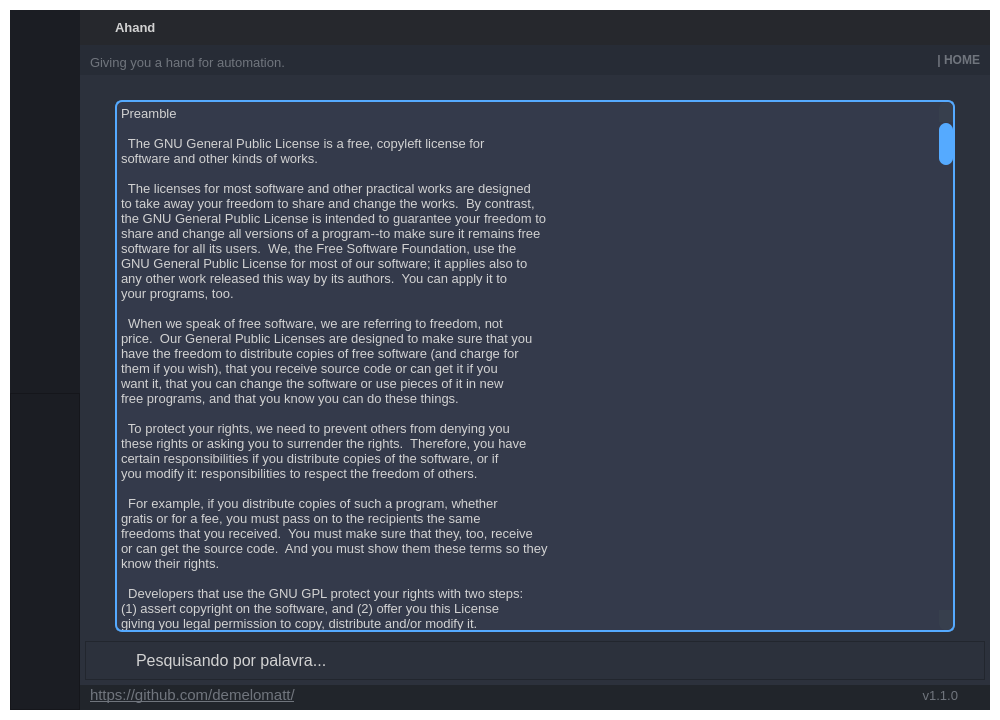
Above: GUI_BASE.ui from demelomatt/Ahand before the change. Below: the same form after it.
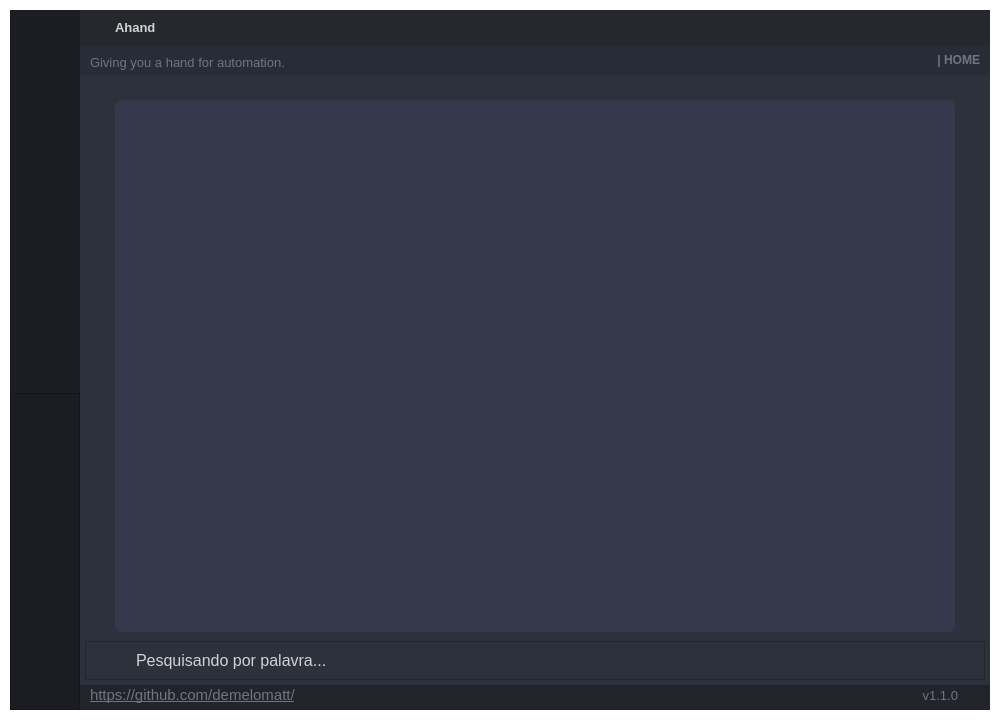
That is the form after the change. The open tabs and pages were chosen to show the change. Icons and pictures are not drawn.

```diff
--- a/GUI_BASE.ui
+++ b/GUI_BASE.ui
@@ -5562,634 +5562,10 @@
                      <number>30</number>
                     </property>
                     <item>
-                     <widget class="QPlainTextEdit" name="plainTextEdit_help">
-                      <property name="font">
-                       <font>
-                        <family>Segoe UI</family>
-                        <pointsize>10</pointsize>
-                       </font>
-                      </property>
+                     <widget class="QTextBrowser" name="textBrowser">
                       <property name="styleSheet">
-                       <string notr="true">QPlainTextEdit{
-	background-color:#343A4B;
-	border-radius: 7px;
-	border: 2px solid rgb(85, 170, 255);
-}
-</string>
-                      </property>
-                      <property name="plainText">
-                       <string>Preamble
-
-  The GNU General Public License is a free, copyleft license for
-software and other kinds of works.
-
-  The licenses for most software and other practical works are designed
-to take away your freedom to share and change the works.  By contrast,
-the GNU General Public License is intended to guarantee your freedom to
-share and change all versions of a program--to make sure it remains free
-software for all its users.  We, the Free Software Foundation, use the
-GNU General Public License for most of our software; it applies also to
-any other work released this way by its authors.  You can apply it to
-your programs, too.
-
-  When we speak of free software, we are referring to freedom, not
-price.  Our General Public Licenses are designed to make sure that you
-have the freedom to distribute copies of free software (and charge for
-them if you wish), that you receive source code or can get it if you
-want it, that you can change the software or use pieces of it in new
-free programs, and that you know you can do these things.
-
-  To protect your rights, we need to prevent others from denying you
-these rights or asking you to surrender the rights.  Therefore, you have
-certain responsibilities if you distribute copies of the software, or if
-you modify it: responsibilities to respect the freedom of others.
-
-  For example, if you distribute copies of such a program, whether
-gratis or for a fee, you must pass on to the recipients the same
-freedoms that you received.  You must make sure that they, too, receive
-or can get the source code.  And you must show them these terms so they
-know their rights.
-
-  Developers that use the GNU GPL protect your rights with two steps:
-(1) assert copyright on the software, and (2) offer you this License
-giving you legal permission to copy, distribute and/or modify it.
-
-  For the developers' and authors' protection, the GPL clearly explains
-that there is no warranty for this free software.  For both users' and
-authors' sake, the GPL requires that modified versions be marked as
-changed, so that their problems will not be attributed erroneously to
-authors of previous versions.
-
-  Some devices are designed to deny users access to install or run
-modified versions of the software inside them, although the manufacturer
-can do so.  This is fundamentally incompatible with the aim of
-protecting users' freedom to change the software.  The systematic
-pattern of such abuse occurs in the area of products for individuals to
-use, which is precisely where it is most unacceptable.  Therefore, we
-have designed this version of the GPL to prohibit the practice for those
-products.  If such problems arise substantially in other domains, we
-stand ready to extend this provision to those domains in future versions
-of the GPL, as needed to protect the freedom of users.
-
-  Finally, every program is threatened constantly by software patents.
-States should not allow patents to restrict development and use of
-software on general-purpose computers, but in those that do, we wish to
-avoid the special danger that patents applied to a free program could
-make it effectively proprietary.  To prevent this, the GPL assures that
-patents cannot be used to render the program non-free.
-
-  The precise terms and conditions for copying, distribution and
-modification follow.
-
-                       TERMS AND CONDITIONS
-
-  0. Definitions.
-
-  &quot;This License&quot; refers to version 3 of the GNU General Public License.
-
-  &quot;Copyright&quot; also means copyright-like laws that apply to other kinds of
-works, such as semiconductor masks.
-
-  &quot;The Program&quot; refers to any copyrightable work licensed under this
-License.  Each licensee is addressed as &quot;you&quot;.  &quot;Licensees&quot; and
-&quot;recipients&quot; may be individuals or organizations.
-
-  To &quot;modify&quot; a work means to copy from or adapt all or part of the work
-in a fashion requiring copyright permission, other than the making of an
-exact copy.  The resulting work is called a &quot;modified version&quot; of the
-earlier work or a work &quot;based on&quot; the earlier work.
-
-  A &quot;covered work&quot; means either the unmodified Program or a work based
-on the Program.
-
-  To &quot;propagate&quot; a work means to do anything with it that, without
-permission, would make you directly or secondarily liable for
-infringement under applicable copyright law, except executing it on a
-computer or modifying a private copy.  Propagation includes copying,
-distribution (with or without modification), making available to the
-public, and in some countries other activities as well.
-
-  To &quot;convey&quot; a work means any kind of propagation that enables other
-parties to make or receive copies.  Mere interaction with a user through
-a computer network, with no transfer of a copy, is not conveying.
-
-  An interactive user interface displays &quot;Appropriate Legal Notices&quot;
-to the extent that it includes a convenient and prominently visible
-feature that (1) displays an appropriate copyright notice, and (2)
-tells the user that there is no warranty for the work (except to the
-extent that warranties are provided), that licensees may convey the
-work under this License, and how to view a copy of this License.  If
-the interface presents a list of user commands or options, such as a
-menu, a prominent item in the list meets this criterion.
-
-  1. Source Code.
-
-  The &quot;source code&quot; for a work means the preferred form of the work
-for making modifications to it.  &quot;Object code&quot; means any non-source
-form of a work.
-
-  A &quot;Standard Interface&quot; means an interface that either is an official
-standard defined by a recognized standards body, or, in the case of
-interfaces specified for a particular programming language, one that
-is widely used among developers working in that language.
-
-  The &quot;System Libraries&quot; of an executable work include anything, other
-than the work as a whole, that (a) is included in the normal form of
-packaging a Major Component, but which is not part of that Major
-Component, and (b) serves only to enable use of the work with that
-Major Component, or to implement a Standard Interface for which an
-implementation is available to the public in source code form.  A
-&quot;Major Component&quot;, in this context, means a major essential component
-(kernel, window system, and so on) of the specific operating system
-(if any) on which the executable work runs, or a compiler used to
-produce the work, or an object code interpreter used to run it.
-
-  The &quot;Corresponding Source&quot; for a work in object code form means all
-the source code needed to generate, install, and (for an executable
-work) run the object code and to modify the work, including scripts to
-control those activities.  However, it does not include the work's
-System Libraries, or general-purpose tools or generally available free
-programs which are used unmodified in performing those activities but
-which are not part of the work.  For example, Corresponding Source
-includes interface definition files associated with source files for
-the work, and the source code for shared libraries and dynamically
-linked subprograms that the work is specifically designed to require,
-such as by intimate data communication or control flow between those
-subprograms and other parts of the work.
-
-  The Corresponding Source need not include anything that users
-can regenerate automatically from other parts of the Corresponding
-Source.
-
-  The Corresponding Source for a work in source code form is that
-same work.
-
-  2. Basic Permissions.
-
-  All rights granted under this License are granted for the term of
-copyright on the Program, and are irrevocable provided the stated
-conditions are met.  This License explicitly affirms your unlimited
-permission to run the unmodified Program.  The output from running a
-covered work is covered by this License only if the output, given its
-content, constitutes a covered work.  This License acknowledges your
-rights of fair use or other equivalent, as provided by copyright law.
-
-  You may make, run and propagate covered works that you do not
-convey, without conditions so long as your license otherwise remains
-in force.  You may convey covered works to others for the sole purpose
-of having them make modifications exclusively for you, or provide you
-with facilities for running those works, provided that you comply with
-the terms of this License in conveying all material for which you do
-not control copyright.  Those thus making or running the covered works
-for you must do so exclusively on your behalf, under your direction
-and control, on terms that prohibit them from making any copies of
-your copyrighted material outside their relationship with you.
-
-  Conveying under any other circumstances is permitted solely under
-the conditions stated below.  Sublicensing is not allowed; section 10
-makes it unnecessary.
-
-  3. Protecting Users' Legal Rights From Anti-Circumvention Law.
-
-  No covered work shall be deemed part of an effective technological
-measure under any applicable law fulfilling obligations under article
-11 of the WIPO copyright treaty adopted on 20 December 1996, or
-similar laws prohibiting or restricting circumvention of such
-measures.
-
-  When you convey a covered work, you waive any legal power to forbid
-circumvention of technological measures to the extent such circumvention
-is effected by exercising rights under this License with respect to
-the covered work, and you disclaim any intention to limit operation or
-modification of the work as a means of enforcing, against the work's
-users, your or third parties' legal rights to forbid circumvention of
-technological measures.
-
-  4. Conveying Verbatim Copies.
-
-  You may convey verbatim copies of the Program's source code as you
-receive it, in any medium, provided that you conspicuously and
-appropriately publish on each copy an appropriate copyright notice;
-keep intact all notices stating that this License and any
-non-permissive terms added in accord with section 7 apply to the code;
-keep intact all notices of the absence of any warranty; and give all
-recipients a copy of this License along with the Program.
-
-  You may charge any price or no price for each copy that you convey,
-and you may offer support or warranty protection for a fee.
-
-  5. Conveying Modified Source Versions.
-
-  You may convey a work based on the Program, or the modifications to
-produce it from the Program, in the form of source code under the
-terms of section 4, provided that you also meet all of these conditions:
-
-    a) The work must carry prominent notices stating that you modified
-    it, and giving a relevant date.
-
-    b) The work must carry prominent notices stating that it is
-    released under this License and any conditions added under section
-    7.  This requirement modifies the requirement in section 4 to
-    &quot;keep intact all notices&quot;.
-
-    c) You must license the entire work, as a whole, under this
-    License to anyone who comes into possession of a copy.  This
-    License will therefore apply, along with any applicable section 7
-    additional terms, to the whole of the work, and all its parts,
-    regardless of how they are packaged.  This License gives no
-    permission to license the work in any other way, but it does not
-    invalidate such permission if you have separately received it.
-
-    d) If the work has interactive user interfaces, each must display
-    Appropriate Legal Notices; however, if the Program has interactive
-    interfaces that do not display Appropriate Legal Notices, your
-    work need not make them do so.
-
-  A compilation of a covered work with other separate and independent
-works, which are not by their nature extensions of the covered work,
-and which are not combined with it such as to form a larger program,
-in or on a volume of a storage or distribution medium, is called an
-&quot;aggregate&quot; if the compilation and its resulting copyright are not
-used to limit the access or legal rights of the compilation's users
-beyond what the individual works permit.  Inclusion of a covered work
-in an aggregate does not cause this License to apply to the other
-parts of the aggregate.
-
-  6. Conveying Non-Source Forms.
-
-  You may convey a covered work in object code form under the terms
-of sections 4 and 5, provided that you also convey the
-machine-readable Corresponding Source under the terms of this License,
-in one of these ways:
-
-    a) Convey the object code in, or embodied in, a physical product
-    (including a physical distribution medium), accompanied by the
-    Corresponding Source fixed on a durable physical medium
-    customarily used for software interchange.
-
-    b) Convey the object code in, or embodied in, a physical product
-    (including a physical distribution medium), accompanied by a
-    written offer, valid for at least three years and valid for as
-    long as you offer spare parts or customer support for that product
-    model, to give anyone who possesses the object code either (1) a
-    copy of the Corresponding Source for all the software in the
-    product that is covered by this License, on a durable physical
-    medium customarily used for software interchange, for a price no
-    more than your reasonable cost of physically performing this
-    conveying of source, or (2) access to copy the
-    Corresponding Source from a network server at no charge.
-
-    c) Convey individual copies of the object code with a copy of the
-    written offer to provide the Corresponding Source.  This
-    alternative is allowed only occasionally and noncommercially, and
-    only if you received the object code with such an offer, in accord
-    with subsection 6b.
-
-    d) Convey the object code by offering access from a designated
-    place (gratis or for a charge), and offer equivalent access to the
-    Corresponding Source in the same way through the same place at no
-    further charge.  You need not require recipients to copy the
-    Corresponding Source along with the object code.  If the place to
-    copy the object code is a network server, the Corresponding Source
-    may be on a different server (operated by you or a third party)
-    that supports equivalent copying facilities, provided you maintain
-    clear directions next to the object code saying where to find the
-    Corresponding Source.  Regardless of what server hosts the
-    Corresponding Source, you remain obligated to ensure that it is
-    available for as long as needed to satisfy these requirements.
-
-    e) Convey the object code using peer-to-peer transmission, provided
-    you inform other peers where the object code and Corresponding
-    Source of the work are being offered to the general public at no
-    charge under subsection 6d.
-
-  A separable portion of the object code, whose source code is excluded
-from the Corresponding Source as a System Library, need not be
-included in conveying the object code work.
-
-  A &quot;User Product&quot; is either (1) a &quot;consumer product&quot;, which means any
-tangible personal property which is normally used for personal, family,
-or household purposes, or (2) anything designed or sold for incorporation
-into a dwelling.  In determining whether a product is a consumer product,
-doubtful cases shall be resolved in favor of coverage.  For a particular
-product received by a particular user, &quot;normally used&quot; refers to a
-typical or common use of that class of product, regardless of the status
-of the particular user or of the way in which the particular user
-actually uses, or expects or is expected to use, the product.  A product
-is a consumer product regardless of whether the product has substantial
-commercial, industrial or non-consumer uses, unless such uses represent
-the only significant mode of use of the product.
-
-  &quot;Installation Information&quot; for a User Product means any methods,
-procedures, authorization keys, or other information required to install
-and execute modified versions of a covered work in that User Product from
-a modified version of its Corresponding Source.  The information must
-suffice to ensure that the continued functioning of the modified object
-code is in no case prevented or interfered with solely because
-modification has been made.
-
-  If you convey an object code work under this section in, or with, or
-specifically for use in, a User Product, and the conveying occurs as
-part of a transaction in which the right of possession and use of the
-User Product is transferred to the recipient in perpetuity or for a
-fixed term (regardless of how the transaction is characterized), the
-Corresponding Source conveyed under this section must be accompanied
-by the Installation Information.  But this requirement does not apply
-if neither you nor any third party retains the ability to install
-modified object code on the User Product (for example, the work has
-been installed in ROM).
-
-  The requirement to provide Installation Information does not include a
-requirement to continue to provide support service, warranty, or updates
-for a work that has been modified or installed by the recipient, or for
-the User Product in which it has been modified or installed.  Access to a
-network may be denied when the modification itself materially and
-adversely affects the operation of the network or violates the rules and
-protocols for communication across the network.
-
-  Corresponding Source conveyed, and Installation Information provided,
-in accord with this section must be in a format that is publicly
-documented (and with an implementation available to the public in
-source code form), and must require no special password or key for
-unpacking, reading or copying.
-
-  7. Additional Terms.
-
-  &quot;Additional permissions&quot; are terms that supplement the terms of this
-License by making exceptions from one or more of its conditions.
-Additional permissions that are applicable to the entire Program shall
-be treated as though they were included in this License, to the extent
-that they are valid under applicable law.  If additional permissions
-apply only to part of the Program, that part may be used separately
-under those permissions, but the entire Program remains governed by
-this License without regard to the additional permissions.
-
-  When you convey a copy of a covered work, you may at your option
-remove any additional permissions from that copy, or from any part of
-it.  (Additional permissions may be written to require their own
-removal in certain cases when you modify the work.)  You may place
-additional permissions on material, added by you to a covered work,
-for which you have or can give appropriate copyright permission.
-
-  Notwithstanding any other provision of this License, for material you
-add to a covered work, you may (if authorized by the copyright holders of
-that material) supplement the terms of this License with terms:
-
-    a) Disclaiming warranty or limiting liability differently from the
-    terms of sections 15 and 16 of this License; or
-
-    b) Requiring preservation of specified reasonable legal notices or
-    author attributions in that material or in the Appropriate Legal
-    Notices displayed by works containing it; or
-
-    c) Prohibiting misrepresentation of the origin of that material, or
-    requiring that modified versions of such material be marked in
-    reasonable ways as different from the original version; or
-
-    d) Limiting the use for publicity purposes of names of licensors or
-    authors of the material; or
-
-    e) Declining to grant rights under trademark law for use of some
-    trade names, trademarks, or service marks; or
-
-    f) Requiring indemnification of licensors and authors of that
-    material by anyone who conveys the material (or modified versions of
-    it) with contractual assumptions of liability to the recipient, for
-    any liability that these contractual assumptions directly impose on
-    those licensors and authors.
-
-  All other non-permissive additional terms are considered &quot;further
-restrictions&quot; within the meaning of section 10.  If the Program as you
-received it, or any part of it, contains a notice stating that it is
-governed by this License along with a term that is a further
-restriction, you may remove that term.  If a license document contains
-a further restriction but permits relicensing or conveying under this
-License, you may add to a covered work material governed by the terms
-of that license document, provided that the further restriction does
-not survive such relicensing or conveying.
-
-  If you add terms to a covered work in accord with this section, you
-must place, in the relevant source files, a statement of the
-additional terms that apply to those files, or a notice indicating
-where to find the applicable terms.
-
-  Additional terms, permissive or non-permissive, may be stated in the
-form of a separately written license, or stated as exceptions;
-the above requirements apply either way.
-
-  8. Termination.
-
-  You may not propagate or modify a covered work except as expressly
-provided under this License.  Any attempt otherwise to propagate or
-modify it is void, and will automatically terminate your rights under
-this License (including any patent licenses granted under the third
-paragraph of section 11).
-
-  However, if you cease all violation of this License, then your
-license from a particular copyright holder is reinstated (a)
-provisionally, unless and until the copyright holder explicitly and
-finally terminates your license, and (b) permanently, if the copyright
-holder fails to notify you of the violation by some reasonable means
-prior to 60 days after the cessation.
-
-  Moreover, your license from a particular copyright holder is
-reinstated permanently if the copyright holder notifies you of the
-violation by some reasonable means, this is the first time you have
-received notice of violation of this License (for any work) from that
-copyright holder, and you cure the violation prior to 30 days after
-your receipt of the notice.
-
-  Termination of your rights under this section does not terminate the
-licenses of parties who have received copies or rights from you under
-this License.  If your rights have been terminated and not permanently
-reinstated, you do not qualify to receive new licenses for the same
-material under section 10.
-
-  9. Acceptance Not Required for Having Copies.
-
-  You are not required to accept this License in order to receive or
-run a copy of the Program.  Ancillary propagation of a covered work
-occurring solely as a consequence of using peer-to-peer transmission
-to receive a copy likewise does not require acceptance.  However,
-nothing other than this License grants you permission to propagate or
-modify any covered work.  These actions infringe copyright if you do
-not accept this License.  Therefore, by modifying or propagating a
-covered work, you indicate your acceptance of this License to do so.
-
-  10. Automatic Licensing of Downstream Recipients.
-
-  Each time you convey a covered work, the recipient automatically
-receives a license from the original licensors, to run, modify and
-propagate that work, subject to this License.  You are not responsible
-for enforcing compliance by third parties with this License.
-
-  An &quot;entity transaction&quot; is a transaction transferring control of an
-organization, or substantially all assets of one, or subdividing an
-organization, or merging organizations.  If propagation of a covered
-work results from an entity transaction, each party to that
-transaction who receives a copy of the work also receives whatever
-licenses to the work the party's predecessor in interest had or could
-give under the previous paragraph, plus a right to possession of the
-Corresponding Source of the work from the predecessor in interest, if
-the predecessor has it or can get it with reasonable efforts.
-
-  You may not impose any further restrictions on the exercise of the
-rights granted or affirmed under this License.  For example, you may
-not impose a license fee, royalty, or other charge for exercise of
-rights granted under this License, and you may not initiate litigation
-(including a cross-claim or counterclaim in a lawsuit) alleging that
-any patent claim is infringed by making, using, selling, offering for
-sale, or importing the Program or any portion of it.
-
-  11. Patents.
-
-  A &quot;contributor&quot; is a copyright holder who authorizes use under this
-License of the Program or a work on which the Program is based.  The
-work thus licensed is called the contributor's &quot;contributor version&quot;.
-
-  A contributor's &quot;essential patent claims&quot; are all patent claims
-owned or controlled by the contributor, whether already acquired or
-hereafter acquired, that would be infringed by some manner, permitted
-by this License, of making, using, or selling its contributor version,
-but do not include claims that would be infringed only as a
-consequence of further modification of the contributor version.  For
-purposes of this definition, &quot;control&quot; includes the right to grant
-patent sublicenses in a manner consistent with the requirements of
-this License.
-
-  Each contributor grants you a non-exclusive, worldwide, royalty-free
-patent license under the contributor's essential patent claims, to
-make, use, sell, offer for sale, import and otherwise run, modify and
-propagate the contents of its contributor version.
-
-  In the following three paragraphs, a &quot;patent license&quot; is any express
-agreement or commitment, however denominated, not to enforce a patent
-(such as an express permission to practice a patent or covenant not to
-sue for patent infringement).  To &quot;grant&quot; such a patent license to a
-party means to make such an agreement or commitment not to enforce a
-patent against the party.
-
-  If you convey a covered work, knowingly relying on a patent license,
-and the Corresponding Source of the work is not available for anyone
-to copy, free of charge and under the terms of this License, through a
-publicly available network server or other readily accessible means,
-then you must either (1) cause the Corresponding Source to be so
-available, or (2) arrange to deprive yourself of the benefit of the
-patent license for this particular work, or (3) arrange, in a manner
-consistent with the requirements of this License, to extend the patent
-license to downstream recipients.  &quot;Knowingly relying&quot; means you have
-actual knowledge that, but for the patent license, your conveying the
-covered work in a country, or your recipient's use of the covered work
-in a country, would infringe one or more identifiable patents in that
-country that you have reason to believe are valid.
-
-  If, pursuant to or in connection with a single transaction or
-arrangement, you convey, or propagate by procuring conveyance of, a
-covered work, and grant a patent license to some of the parties
-receiving the covered work authorizing them to use, propagate, modify
-or convey a specific copy of the covered work, then the patent license
-you grant is automatically extended to all recipients of the covered
-work and works based on it.
-
-  A patent license is &quot;discriminatory&quot; if it does not include within
-the scope of its coverage, prohibits the exercise of, or is
-conditioned on the non-exercise of one or more of the rights that are
-specifically granted under this License.  You may not convey a covered
-work if you are a party to an arrangement with a third party that is
-in the business of distributing software, under which you make payment
-to the third party based on the extent of your activity of conveying
-the work, and under which the third party grants, to any of the
-parties who would receive the covered work from you, a discriminatory
-patent license (a) in connection with copies of the covered work
-conveyed by you (or copies made from those copies), or (b) primarily
-for and in connection with specific products or compilations that
-contain the covered work, unless you entered into that arrangement,
-or that patent license was granted, prior to 28 March 2007.
-
-  Nothing in this License shall be construed as excluding or limiting
-any implied license or other defenses to infringement that may
-otherwise be available to you under applicable patent law.
-
-  12. No Surrender of Others' Freedom.
-
-  If conditions are imposed on you (whether by court order, agreement or
-otherwise) that contradict the conditions of this License, they do not
-excuse you from the conditions of this License.  If you cannot convey a
-covered work so as to satisfy simultaneously your obligations under this
-License and any other pertinent obligations, then as a consequence you may
-not convey it at all.  For example, if you agree to terms that obligate you
-to collect a royalty for further conveying from those to whom you convey
-the Program, the only way you could satisfy both those terms and this
-License would be to refrain entirely from conveying the Program.
-
-  13. Use with the GNU Affero General Public License.
-
-  Notwithstanding any other provision of this License, you have
-permission to link or combine any covered work with a work licensed
-under version 3 of the GNU Affero General Public License into a single
-combined work, and to convey the resulting work.  The terms of this
-License will continue to apply to the part which is the covered work,
-but the special requirements of the GNU Affero General Public License,
-section 13, concerning interaction through a network will apply to the
-combination as such.
-
-  14. Revised Versions of this License.
-
-  The Free Software Foundation may publish revised and/or new versions of
-the GNU General Public License from time to time.  Such new versions will
-be similar in spirit to the present version, but may differ in detail to
-address new problems or concerns.
-
-  Each version is given a distinguishing version number.  If the
-Program specifies that a certain numbered version of the GNU General
-Public License &quot;or any later version&quot; applies to it, you have the
-option of following the terms and conditions either of that numbered
-version or of any later version published by the Free Software
-Foundation.  If the Program does not specify a version number of the
-GNU General Public License, you may choose any version ever published
-by the Free Software Foundation.
-
-  If the Program specifies that a proxy can decide which future
-versions of the GNU General Public License can be used, that proxy's
-public statement of acceptance of a version permanently authorizes you
-to choose that version for the Program.
-
-  Later license versions may give you additional or different
-permissions.  However, no additional obligations are imposed on any
-author or copyright holder as a result of your choosing to follow a
-later version.
-
-  15. Disclaimer of Warranty.
-
-  THERE IS NO WARRANTY FOR THE PROGRAM, TO THE EXTENT PERMITTED BY
-APPLICABLE LAW.  EXCEPT WHEN OTHERWISE STATED IN WRITING THE COPYRIGHT
-HOLDERS AND/OR OTHER PARTIES PROVIDE THE PROGRAM &quot;AS IS&quot; WITHOUT WARRANTY
-OF ANY KIND, EITHER EXPRESSED OR IMPLIED, INCLUDING, BUT NOT LIMITED TO,
-THE IMPLIED WARRANTIES OF MERCHANTABILITY AND FITNESS FOR A PARTICULAR
-PURPOSE.  THE ENTIRE RISK AS TO THE QUALITY AND PERFORMANCE OF THE PROGRAM
-IS WITH YOU.  SHOULD THE PROGRAM PROVE DEFECTIVE, YOU ASSUME THE COST OF
-ALL NECESSARY SERVICING, REPAIR OR CORRECTION.
-
-  16. Limitation of Liability.
-
-  IN NO EVENT UNLESS REQUIRED BY APPLICABLE LAW OR AGREED TO IN WRITING
-WILL ANY COPYRIGHT HOLDER, OR ANY OTHER PARTY WHO MODIFIES AND/OR CONVEYS
-THE PROGRAM AS PERMITTED ABOVE, BE LIABLE TO YOU FOR DAMAGES, INCLUDING ANY
-GENERAL, SPECIAL, INCIDENTAL OR CONSEQUENTIAL DAMAGES ARISING OUT OF THE
-USE OR INABILITY TO USE THE PROGRAM (INCLUDING BUT NOT LIMITED TO LOSS OF
-DATA OR DATA BEING RENDERED INACCURATE OR LOSSES SUSTAINED BY YOU OR THIRD
-PARTIES OR A FAILURE OF THE PROGRAM TO OPERATE WITH ANY OTHER PROGRAMS),
-EVEN IF SUCH HOLDER OR OTHER PARTY HAS BEEN ADVISED OF THE POSSIBILITY OF
-SUCH DAMAGES.
-
-  17. Interpretation of Sections 15 and 16.
-
-  If the disclaimer of warranty and limitation of liability provided
-above cannot be given local legal effect according to their terms,
-reviewing courts shall apply local law that most closely approximates
-an absolute waiver of all civil liability in connection with the
-Program, unless a warranty or assumption of liability accompanies a
-copy of the Program in return for a fee.</string>
+                       <string notr="true">background-color:#343A4B;
+border-radius: 7px;</string>
                       </property>
                      </widget>
                     </item>
```
Left out of the diff: 174 changed lines with no effect on the pictures.
